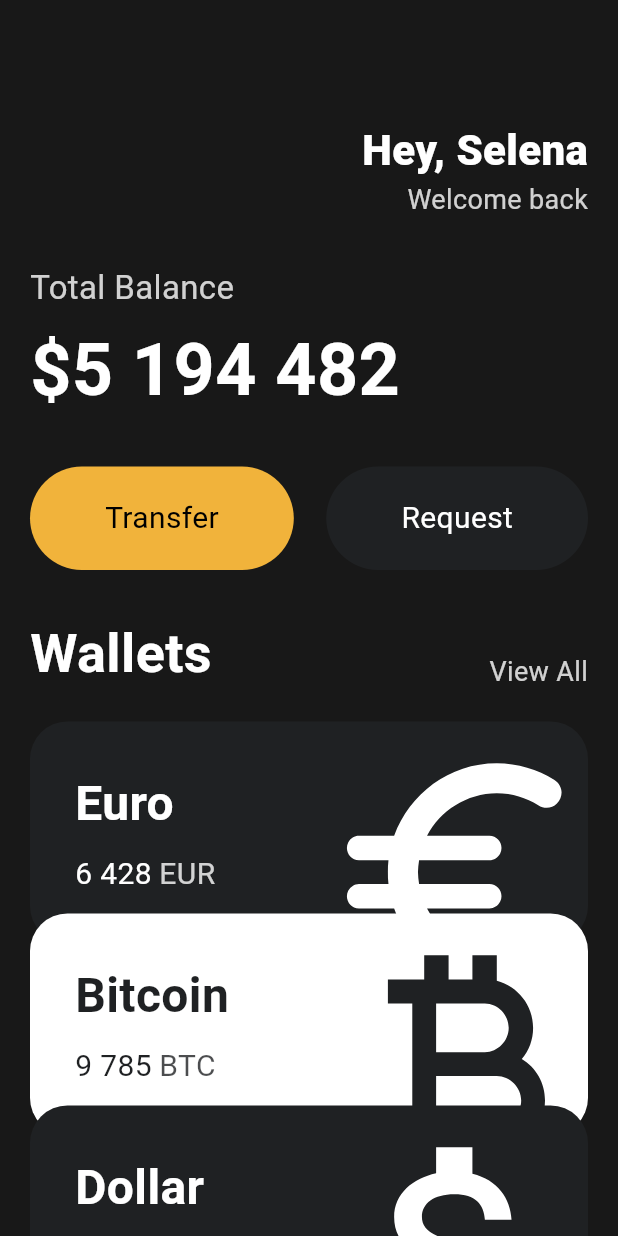
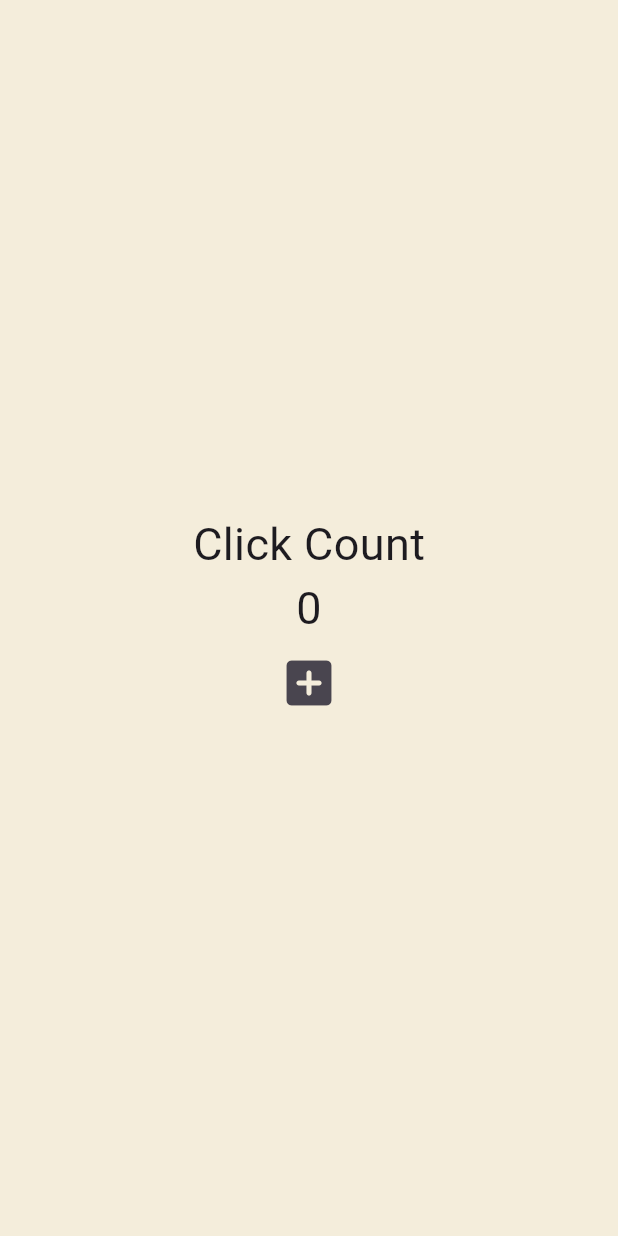
Before and after one commit to limyohwan/flutter-beginner, a Flutter app: the screen it shows after launch, on a phone screen of 412 x 824 dp. Run offline on Flutter 3.47's test engine with Material 3 defaults, Android fonts, the phone set to English and light mode, and no system bars.

Commit message:
feat: Stateful widget 간단 사용법 추가

```diff
--- a/lib/main.dart
+++ b/lib/main.dart
@@ -1,150 +1,55 @@
 import 'package:flutter/material.dart';
-import 'package:toonflix/widgets/currency_card.dart';
-
-import 'widgets/button.dart';
 
 void main() {
   runApp(const App());
 }
 
-class App extends StatelessWidget {
+class App extends StatefulWidget {
   const App({super.key});
+
+  @override
+  State<App> createState() => _AppState();
+}
+
+class _AppState extends State<App> {
+  int counter = 0;
+
+  void onClicked() {
+    setState(() {
+      // setState 함수를 사용하여 상태 변화를 알려서 새로고침할 수 있도록 함
+      counter++;
+    });
+    // counter++;
+    // setState(() {}); setState를 호출하면 새롭게 build메서드를 호출하는 것이므로 굳이 안에 상태 변경된 값을 넣지 않아도 되지만 넣는것이 좋다.
+  }
 
   @override
   Widget build(BuildContext context) {
     return MaterialApp(
       home: Scaffold(
-        backgroundColor: const Color(0xFF181818), // 특정 컬러를 사용하기 위한 방법
-        body: SingleChildScrollView(
-          child: Padding(
-            padding: const EdgeInsets.symmetric(
-              horizontal: 20,
-            ),
+        backgroundColor: const Color(0xFFF4EDDB),
+        body: Center(
           child: Column(
-              crossAxisAlignment: CrossAxisAlignment.start,
-              children: [
-                const SizedBox(
-                  height: 80,
-                ),
-                Row(
-                  mainAxisAlignment: MainAxisAlignment
-                      .end, // Row의 MainAxis = 수평 가로 방향, CrossAxis = 수직 세로 방향
-                  children: [
-                    Column(
-                      crossAxisAlignment: CrossAxisAlignment
-                          .end, // Column의 MainAxis = 수직 세로 방향, CrossAxis = 수평 가로 방향
+            mainAxisAlignment: MainAxisAlignment.center,
             children: [
               const Text(
-                          'Hey, Selena',
+                'Click Count',
                 style: TextStyle(
-                            color: Colors.white,
-                            fontSize: 28,
-                            fontWeight: FontWeight.w800,
+                  fontSize: 30,
                 ),
               ),
               Text(
-                          'Welcome back',
-                          style: TextStyle(
-                            color: Colors.white.withOpacity(0.8),
-                            fontSize: 18,
+                '$counter',
+                style: const TextStyle(
+                  fontSize: 30,
                 ),
               ),
-                      ],
-                    ),
-                  ],
-                ),
-                const SizedBox(
-                  height: 30,
-                ),
-                Text(
-                  'Total Balance',
-                  style: TextStyle(
-                    fontSize: 22,
-                    color: Colors.white.withOpacity(0.8),
-                  ),
-                ),
-                const SizedBox(
-                  height: 5,
-                ),
-                const Text(
-                  '\$5 194 482',
-                  style: TextStyle(
-                    fontSize: 48,
-                    fontWeight: FontWeight.w600,
-                    color: Colors.white,
-                  ),
-                ),
-                const SizedBox(
-                  height: 30,
-                ),
-                const Row(
-                  mainAxisAlignment: MainAxisAlignment.spaceBetween,
-                  children: [
-                    Button(
-                      text: 'Transfer',
-                      bgColor: Color(0xFFF1B33B),
-                      textColor: Colors.black,
-                    ),
-                    Button(
-                      text: 'Request',
-                      bgColor: Color(0xFF1F2123),
-                      textColor: Colors.white,
+              IconButton(
+                iconSize: 40,
+                onPressed: onClicked,
+                icon: const Icon(Icons.add_box_rounded),
               )
             ],
-                ),
-                const SizedBox(
-                  height: 30,
-                ),
-                Row(
-                  mainAxisAlignment: MainAxisAlignment.spaceBetween,
-                  crossAxisAlignment: CrossAxisAlignment.end,
-                  children: [
-                    const Text(
-                      'Wallets',
-                      style: TextStyle(
-                        color: Colors.white,
-                        fontSize: 36,
-                        fontWeight: FontWeight.w600,
-                      ),
-                    ),
-                    Text(
-                      'View All',
-                      style: TextStyle(
-                        color: Colors.white.withOpacity(0.8),
-                        fontSize: 18,
-                      ),
-                    ),
-                  ],
-                ),
-                const SizedBox(
-                  height: 20,
-                ),
-                const CurrencyCard(
-                  name: 'Euro',
-                  code: 'EUR',
-                  amount: '6 428',
-                  icon: Icons.euro_rounded,
-                  isInverted: false,
-                  order: 1,
-                ),
-                const CurrencyCard(
-                  name: 'Bitcoin',
-                  code: 'BTC',
-                  amount: '9 785',
-                  icon: Icons.currency_bitcoin,
-                  isInverted: true,
-                  order: 2,
-                ),
-                const CurrencyCard(
-                  name: 'Dollar',
-                  code: 'USD',
-                  amount: '428',
-                  icon: Icons.attach_money_outlined,
-                  isInverted: false,
-                  order: 3,
-                ),
-              ],
-            ),
           ),
         ),
       ),
```
Lines whose indentation alone changed are shown as unchanged.
